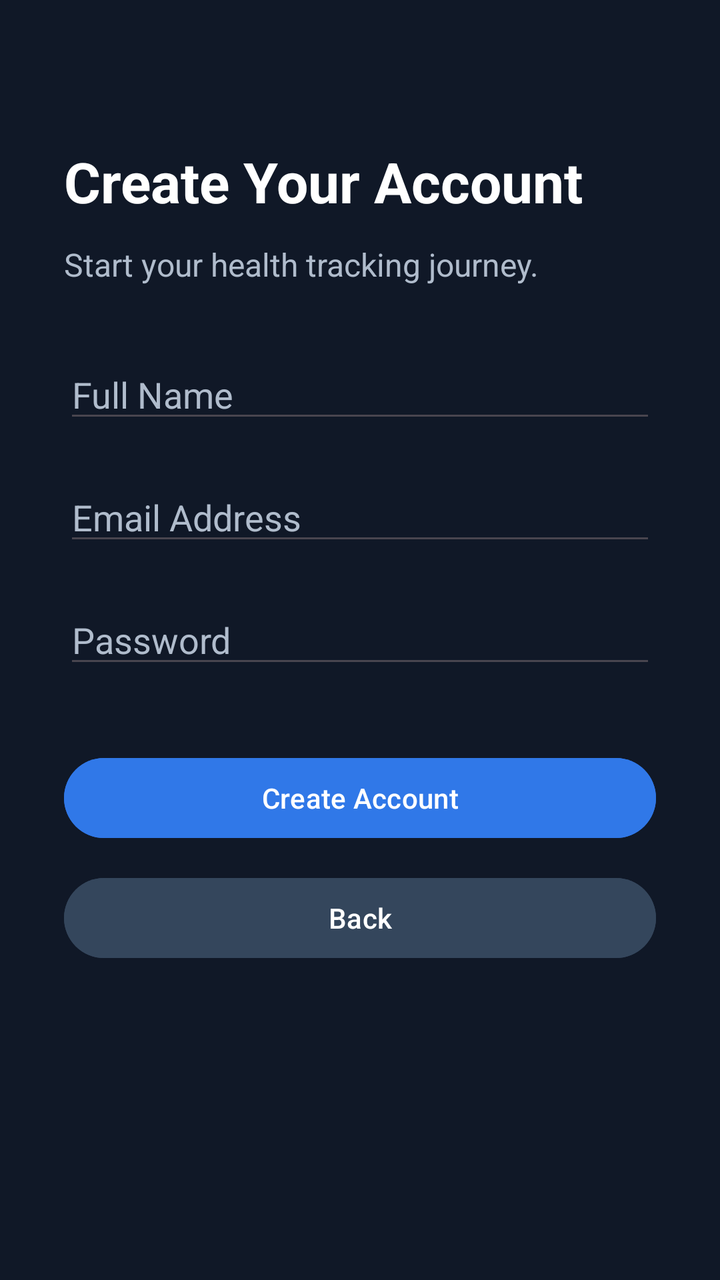
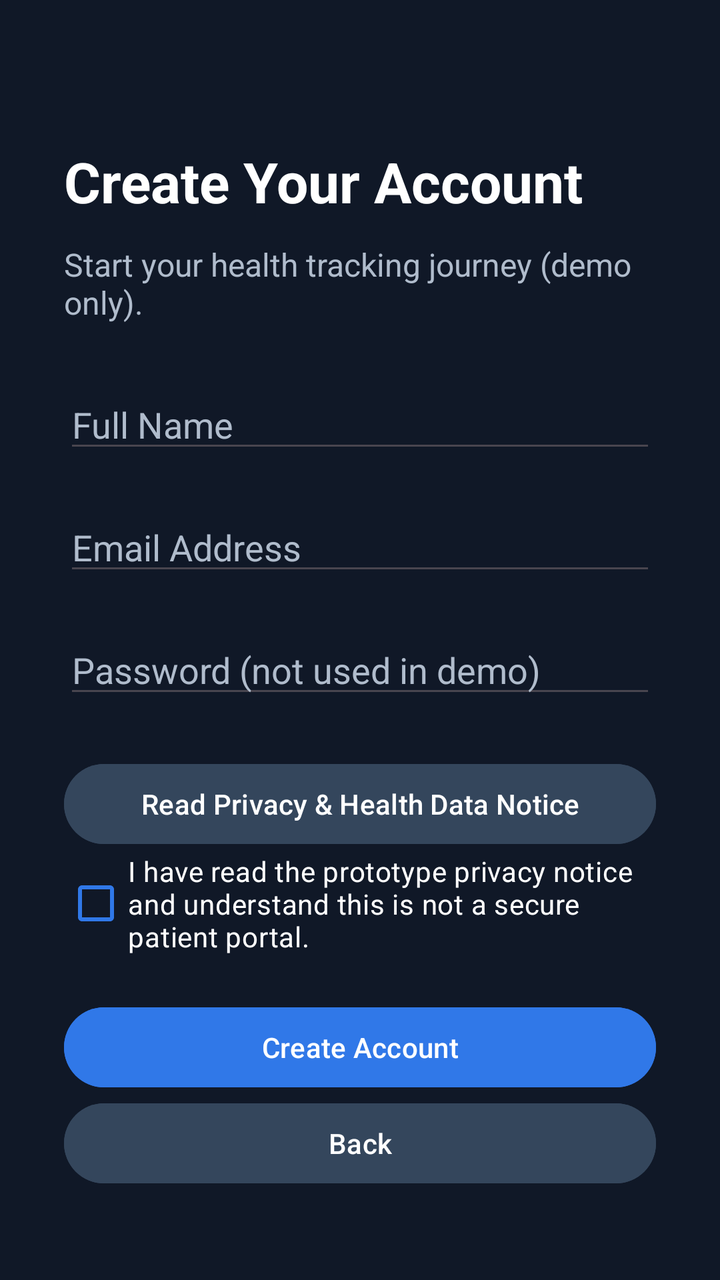

The first picture is an Android layout as it rendered before a commit; the second is the same layout after the commit. The layout source and the unified diff follow.
<!-- AndroidManifest.xml: application theme Theme.VitalPath -->
<!-- res/layout/activity_register.xml -->
<?xml version="1.0" encoding="utf-8"?>
<ScrollView
    xmlns:android="http://schemas.android.com/apk/res/android"
    android:layout_width="match_parent"
    android:layout_height="match_parent"
    android:fillViewport="true"
    android:background="#101827">

    <LinearLayout
        android:layout_width="match_parent"
        android:layout_height="wrap_content"
        android:orientation="vertical"
        android:padding="32dp">

        <TextView
            android:layout_width="match_parent"
            android:layout_height="wrap_content"
            android:text="Create Your Account"
            android:textSize="28sp"
            android:textStyle="bold"
            android:textColor="#FFFFFF"
            android:layout_marginTop="40dp"/>

        <TextView
            android:layout_width="match_parent"
            android:layout_height="wrap_content"
            android:text="Start your health tracking journey."
            android:textSize="16sp"
            android:textColor="#B0BCCC"
            android:layout_marginTop="12dp"
            android:layout_marginBottom="32dp"/>

        <EditText
            android:id="@+id/etName"
            android:layout_width="match_parent"
            android:layout_height="wrap_content"
            android:hint="Full Name"
            android:inputType="textPersonName"
            android:singleLine="true"
            android:textColor="#FFFFFF"
            android:textColorHint="#B0BCCC"/>

        <EditText
            android:id="@+id/etEmail"
            android:layout_width="match_parent"
            android:layout_height="wrap_content"
            android:hint="Email Address"
            android:inputType="textEmailAddress"
            android:singleLine="true"
            android:textColor="#FFFFFF"
            android:textColorHint="#B0BCCC"
            android:layout_marginTop="20dp"/>

        <EditText
            android:id="@+id/etPassword"
            android:layout_width="match_parent"
            android:layout_height="wrap_content"
            android:hint="Password"
            android:inputType="textPassword"
            android:singleLine="true"
            android:textColor="#FFFFFF"
            android:textColorHint="#B0BCCC"
            android:layout_marginTop="20dp"/>

        <Button
            android:id="@+id/btnContinue"
            android:layout_width="match_parent"
            android:layout_height="wrap_content"
            android:text="Create Account"
            android:textColor="#FFFFFF"
            android:backgroundTint="#3078E8"
            android:layout_marginTop="36dp"/>

        <Button
            android:id="@+id/btnBack"
            android:layout_width="match_parent"
            android:layout_height="wrap_content"
            android:text="Back"
            android:textColor="#FFFFFF"
            android:backgroundTint="#34465C"
            android:layout_marginTop="12dp"/>

    </LinearLayout>
</ScrollView>
<!-- resources referenced by this layout -->
<resources>
  <style name="Theme.VitalPath" parent="Base.Theme.VitalPath" />
  <style name="Base.Theme.VitalPath" parent="Theme.Material3.DayNight.NoActionBar">
          
          
      </style>
</resources>

<!-- the commit's change to res/layout/activity_register.xml (unified diff, before → after) -->
@@ -1,84 +1,44 @@
 <?xml version="1.0" encoding="utf-8"?>
-<ScrollView
-    xmlns:android="http://schemas.android.com/apk/res/android"
-    android:layout_width="match_parent"
-    android:layout_height="match_parent"
-    android:fillViewport="true"
-    android:background="#101827">
-
-    <LinearLayout
-        android:layout_width="match_parent"
-        android:layout_height="wrap_content"
-        android:orientation="vertical"
-        android:padding="32dp">
-
-        <TextView
-            android:layout_width="match_parent"
-            android:layout_height="wrap_content"
-            android:text="Create Your Account"
-            android:textSize="28sp"
-            android:textStyle="bold"
-            android:textColor="#FFFFFF"
-            android:layout_marginTop="40dp"/>
-
-        <TextView
-            android:layout_width="match_parent"
-            android:layout_height="wrap_content"
-            android:text="Start your health tracking journey."
-            android:textSize="16sp"
-            android:textColor="#B0BCCC"
-            android:layout_marginTop="12dp"
-            android:layout_marginBottom="32dp"/>
-
-        <EditText
-            android:id="@+id/etName"
-            android:layout_width="match_parent"
-            android:layout_height="wrap_content"
-            android:hint="Full Name"
-            android:inputType="textPersonName"
-            android:singleLine="true"
-            android:textColor="#FFFFFF"
-            android:textColorHint="#B0BCCC"/>
-
-        <EditText
-            android:id="@+id/etEmail"
-            android:layout_width="match_parent"
-            android:layout_height="wrap_content"
-            android:hint="Email Address"
-            android:inputType="textEmailAddress"
-            android:singleLine="true"
-            android:textColor="#FFFFFF"
-            android:textColorHint="#B0BCCC"
-            android:layout_marginTop="20dp"/>
-
-        <EditText
-            android:id="@+id/etPassword"
-            android:layout_width="match_parent"
-            android:layout_height="wrap_content"
-            android:hint="Password"
-            android:inputType="textPassword"
-            android:singleLine="true"
-            android:textColor="#FFFFFF"
-            android:textColorHint="#B0BCCC"
-            android:layout_marginTop="20dp"/>
-
-        <Button
-            android:id="@+id/btnContinue"
-            android:layout_width="match_parent"
-            android:layout_height="wrap_content"
-            android:text="Create Account"
-            android:textColor="#FFFFFF"
-            android:backgroundTint="#3078E8"
-            android:layout_marginTop="36dp"/>
-
-        <Button
-            android:id="@+id/btnBack"
-            android:layout_width="match_parent"
-            android:layout_height="wrap_content"
-            android:text="Back"
-            android:textColor="#FFFFFF"
-            android:backgroundTint="#34465C"
-            android:layout_marginTop="12dp"/>
-
+<ScrollView xmlns:android="http://schemas.android.com/apk/res/android"
+    android:layout_width="match_parent" android:layout_height="match_parent"
+    android:fillViewport="true" android:background="#101827">
+    <LinearLayout android:layout_width="match_parent" android:layout_height="wrap_content"
+        android:orientation="vertical" android:padding="32dp">
+        <TextView android:layout_width="match_parent" android:layout_height="wrap_content"
+            android:text="Create Your Account" android:textSize="28sp"
+            android:textStyle="bold" android:textColor="#FFFFFF" android:layout_marginTop="40dp" />
+        <TextView android:layout_width="match_parent" android:layout_height="wrap_content"
+            android:text="Start your health tracking journey (demo only)."
+            android:textSize="16sp" android:textColor="#B0BCCC"
+            android:layout_marginTop="12dp" android:layout_marginBottom="28dp" />
+        <EditText android:id="@+id/etName" android:layout_width="match_parent"
+            android:layout_height="wrap_content" android:hint="Full Name"
+            android:inputType="textPersonName" android:autofillHints="name"
+            android:singleLine="true" android:textColor="#FFFFFF" android:textColorHint="#B0BCCC" />
+        <EditText android:id="@+id/etEmail" android:layout_width="match_parent"
+            android:layout_height="wrap_content" android:hint="Email Address"
+            android:inputType="textEmailAddress" android:autofillHints="emailAddress"
+            android:singleLine="true" android:textColor="#FFFFFF" android:textColorHint="#B0BCCC"
+            android:layout_marginTop="20dp" />
+        <EditText android:id="@+id/etPassword" android:layout_width="match_parent"
+            android:layout_height="wrap_content" android:hint="Password (not used in demo)"
+            android:inputType="textPassword" android:autofillHints="newPassword"
+            android:singleLine="true" android:textColor="#FFFFFF" android:textColorHint="#B0BCCC"
+            android:layout_marginTop="20dp" />
+        <Button android:id="@+id/btnReadPrivacy" android:layout_width="match_parent"
+            android:layout_height="wrap_content" android:text="Read Privacy &amp; Health Data Notice"
+            android:textColor="#FFFFFF" android:backgroundTint="#34465C"
+            android:layout_marginTop="24dp" />
+        <CheckBox android:id="@+id/cbPrivacyAck" android:layout_width="match_parent"
+            android:layout_height="wrap_content" android:buttonTint="#3078E8"
+            android:text="I have read the prototype privacy notice and understand this is not a secure patient portal."
+            android:textColor="#FFFFFF" />
+        <Button android:id="@+id/btnContinue" android:layout_width="match_parent"
+            android:layout_height="wrap_content" android:text="Create Account"
+            android:textColor="#FFFFFF" android:backgroundTint="#3078E8"
+            android:layout_marginTop="22dp" />
+        <Button android:id="@+id/btnBack" android:layout_width="match_parent"
+            android:layout_height="wrap_content" android:text="Back"
+            android:textColor="#FFFFFF" android:backgroundTint="#34465C" />
     </LinearLayout>
 </ScrollView>
